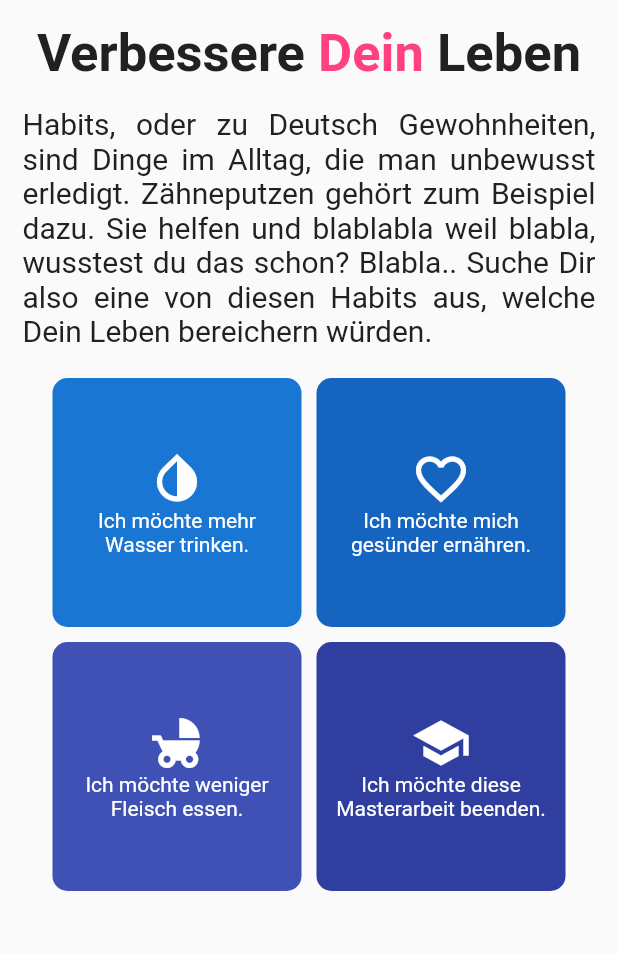
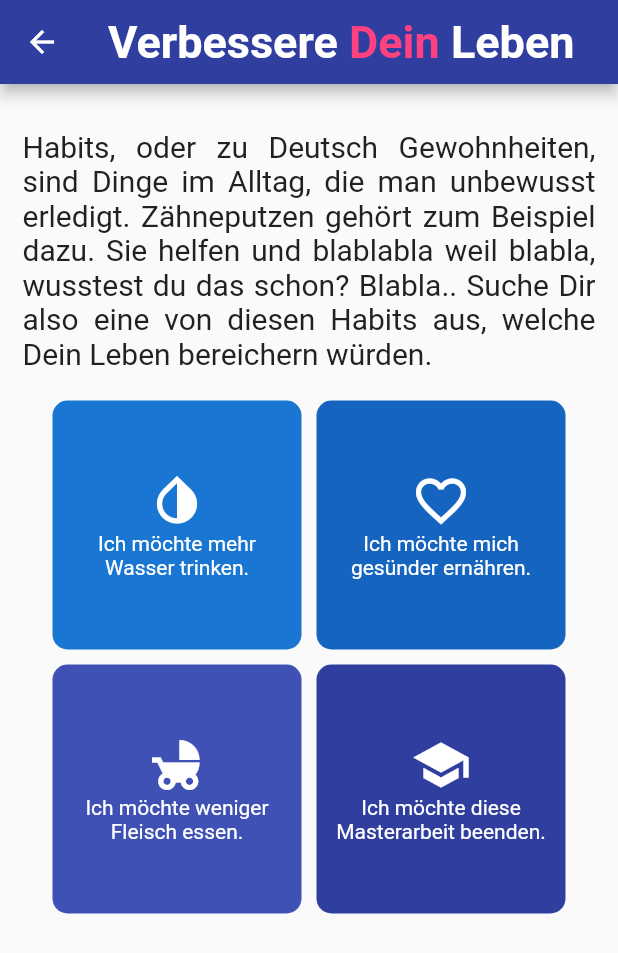
Before and after one commit to PAtB1992/habit_buddy_vvmm, a Flutter app: the AddHabitView screen opened directly, on a phone screen of 412 x 824 dp. Shown: the top 953 px of the screen. Run offline on Flutter 3.47's test engine with Material 2 defaults, Android fonts, the phone set to English and light mode, and no system bars; our stand-ins replace cloud_firestore, firebase_auth, get_it, stacked; accounts and stored records are empty.

Commit message:
Added Appbar redesigned AddHabitView

```diff
--- a/lib/ui/views/add_habit_view.dart
+++ b/lib/ui/views/add_habit_view.dart
@@ -10,6 +10,24 @@ class AddHabitView extends StatelessWidget {
     return ViewModelBuilder<AddHabitViewModel>.reactive(
       viewModelBuilder: () => AddHabitViewModel(),
       builder: (context, model, child) => Scaffold(
+        appBar: AppBar(
+          title: RichText(
+            text: TextSpan(
+              text: 'Verbessere ',
+              style: TextStyle(
+                  fontSize: 30,
+                  color: Colors.white,
+                  fontWeight: FontWeight.bold),
+              children: <TextSpan>[
+                TextSpan(text: 'Dein ', style: TextStyle(color: accentColor)),
+                TextSpan(
+                  text: 'Leben',
+                ),
+              ],
+            ),
+          ),
+          backgroundColor: primaryBlue,
+        ),
         body: SafeArea(
           child: Container(
             padding: EdgeInsets.only(
@@ -20,22 +38,6 @@ class AddHabitView extends StatelessWidget {
             child: Column(
               mainAxisAlignment: MainAxisAlignment.spaceEvenly,
               children: <Widget>[
-                RichText(
-                  text: TextSpan(
-                    text: 'Verbessere ',
-                    style: TextStyle(
-                        fontSize: 35,
-                        color: primaryText,
-                        fontWeight: FontWeight.bold),
-                    children: <TextSpan>[
-                      TextSpan(
-                          text: 'Dein ', style: TextStyle(color: accentColor)),
-                      TextSpan(
-                        text: 'Leben',
-                      ),
-                    ],
-                  ),
-                ),
                 SizedBox(
                   height: 15,
                 ),
```
